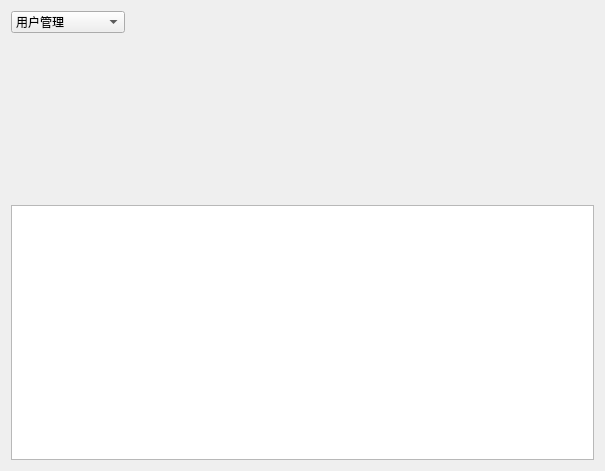
chen111111111111111/server_chat, file mainwindow.ui: the form before one commit.
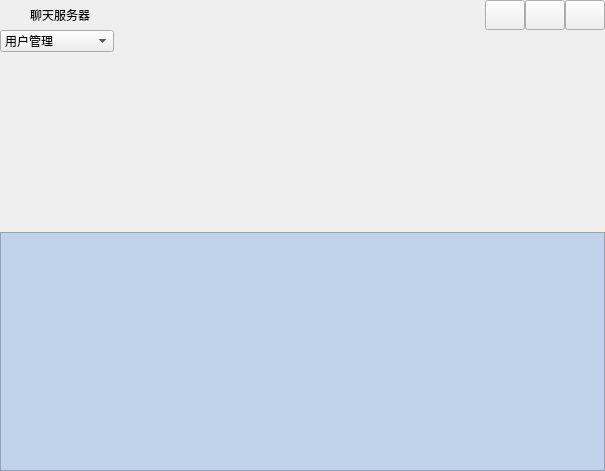
The form after the commit. Icons and pictures are not drawn.

Patch:
```diff
--- a/mainwindow.ui
+++ b/mainwindow.ui
@@ -14,13 +14,158 @@
    <string>MainWindow</string>
   </property>
   <widget class="QWidget" name="centralWidget">
-   <layout class="QHBoxLayout" name="horizontalLayout_2">
+   <layout class="QVBoxLayout" name="verticalLayout_2">
+    <property name="spacing">
+     <number>0</number>
+    </property>
+    <property name="leftMargin">
+     <number>0</number>
+    </property>
+    <property name="topMargin">
+     <number>0</number>
+    </property>
+    <property name="rightMargin">
+     <number>0</number>
+    </property>
+    <property name="bottomMargin">
+     <number>0</number>
+    </property>
+    <item>
+     <widget class="QWidget" name="widget_title" native="true">
+      <property name="minimumSize">
+       <size>
+        <width>0</width>
+        <height>30</height>
+       </size>
+      </property>
+      <property name="styleSheet">
+       <string notr="true"/>
+      </property>
+      <layout class="QHBoxLayout" name="horizontalLayout_2">
+       <property name="spacing">
+        <number>0</number>
+       </property>
+       <property name="leftMargin">
+        <number>0</number>
+       </property>
+       <property name="topMargin">
+        <number>0</number>
+       </property>
+       <property name="rightMargin">
+        <number>0</number>
+       </property>
+       <property name="bottomMargin">
+        <number>0</number>
+       </property>
+       <item>
+        <widget class="QLabel" name="labIco">
+         <property name="minimumSize">
+          <size>
+           <width>30</width>
+           <height>30</height>
+          </size>
+         </property>
+         <property name="maximumSize">
+          <size>
+           <width>30</width>
+           <height>30</height>
+          </size>
+         </property>
+         <property name="styleSheet">
+          <string notr="true">
+image: url(:/qrcs/icons/KUNIN_LOGO.jpg);</string>
+         </property>
+         <property name="text">
+          <string/>
+         </property>
+         <property name="alignment">
+          <set>Qt::AlignCenter</set>
+         </property>
+         <property name="margin">
+          <number>0</number>
+         </property>
+         <property name="indent">
+          <number>0</number>
+         </property>
+        </widget>
+       </item>
+       <item>
+        <widget class="QLabel" name="label_title">
+         <property name="text">
+          <string>聊天服务器</string>
+         </property>
+        </widget>
+       </item>
+       <item>
+        <spacer name="horizontalSpacer_2">
+         <property name="orientation">
+          <enum>Qt::Horizontal</enum>
+         </property>
+         <property name="sizeHint" stdset="0">
+          <size>
+           <width>40</width>
+           <height>20</height>
+          </size>
+         </property>
+        </spacer>
+       </item>
+       <item>
+        <widget class="QPushButton" name="pushButton_minWin">
+         <property name="sizePolicy">
+          <sizepolicy hsizetype="Preferred" vsizetype="Preferred">
+           <horstretch>0</horstretch>
+           <verstretch>0</verstretch>
+          </sizepolicy>
+         </property>
+         <property name="text">
+          <string/>
+         </property>
+        </widget>
+       </item>
+       <item>
+        <widget class="QPushButton" name="pushButton_maxWin">
+         <property name="sizePolicy">
+          <sizepolicy hsizetype="Preferred" vsizetype="Preferred">
+           <horstretch>0</horstretch>
+           <verstretch>0</verstretch>
+          </sizepolicy>
+         </property>
+         <property name="text">
+          <string/>
+         </property>
+        </widget>
+       </item>
+       <item>
+        <widget class="QPushButton" name="pushButton_closeWin">
+         <property name="sizePolicy">
+          <sizepolicy hsizetype="Preferred" vsizetype="Preferred">
+           <horstretch>0</horstretch>
+           <verstretch>0</verstretch>
+          </sizepolicy>
+         </property>
+         <property name="text">
+          <string/>
+         </property>
+        </widget>
+       </item>
+      </layout>
+     </widget>
+    </item>
     <item>
      <layout class="QVBoxLayout" name="verticalLayout">
+      <property name="spacing">
+       <number>10</number>
+      </property>
       <item>
        <layout class="QHBoxLayout" name="horizontalLayout">
         <item>
          <widget class="QComboBox" name="comboBox">
+          <property name="sizePolicy">
+           <sizepolicy hsizetype="Preferred" vsizetype="Preferred">
+            <horstretch>0</horstretch>
+            <verstretch>0</verstretch>
+           </sizepolicy>
+          </property>
           <item>
            <property name="text">
             <string>用户管理</string>
@@ -77,7 +222,11 @@
        </widget>
       </item>
       <item>
-       <widget class="QTableView" name="tableView"/>
+       <widget class="QTableView" name="tableView">
+        <property name="styleSheet">
+         <string notr="true">background-color: rgb(192, 211, 235);</string>
+        </property>
+       </widget>
       </item>
      </layout>
     </item>
```
Left out of the diff: 8 changed lines with no effect on the pictures.
